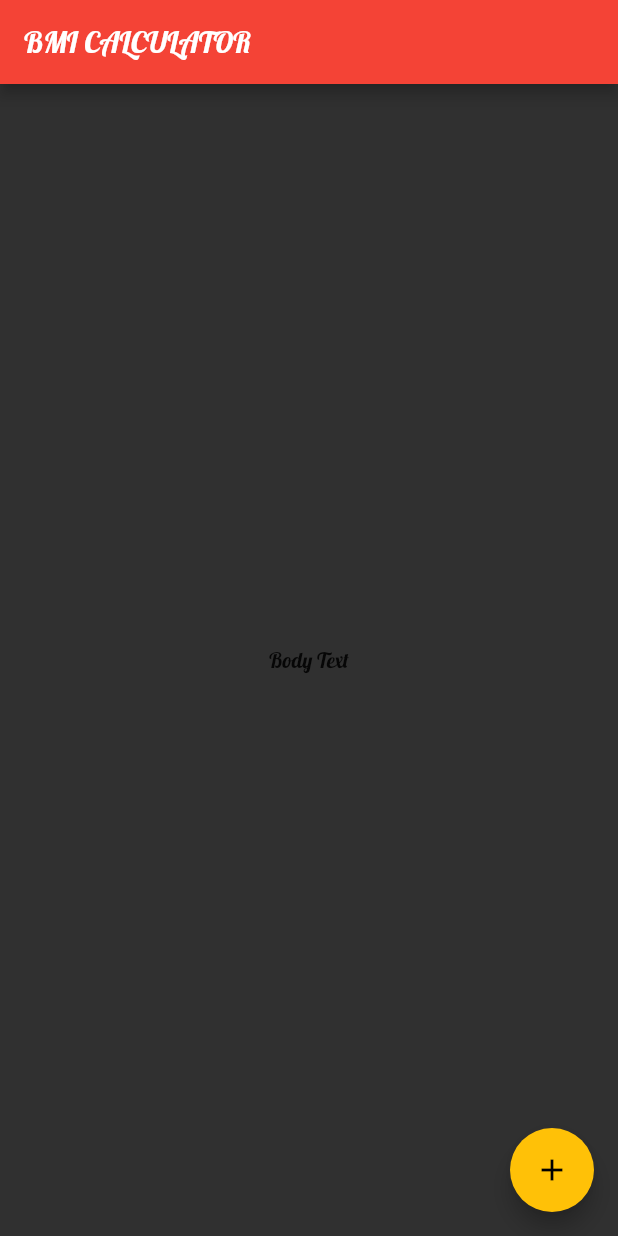
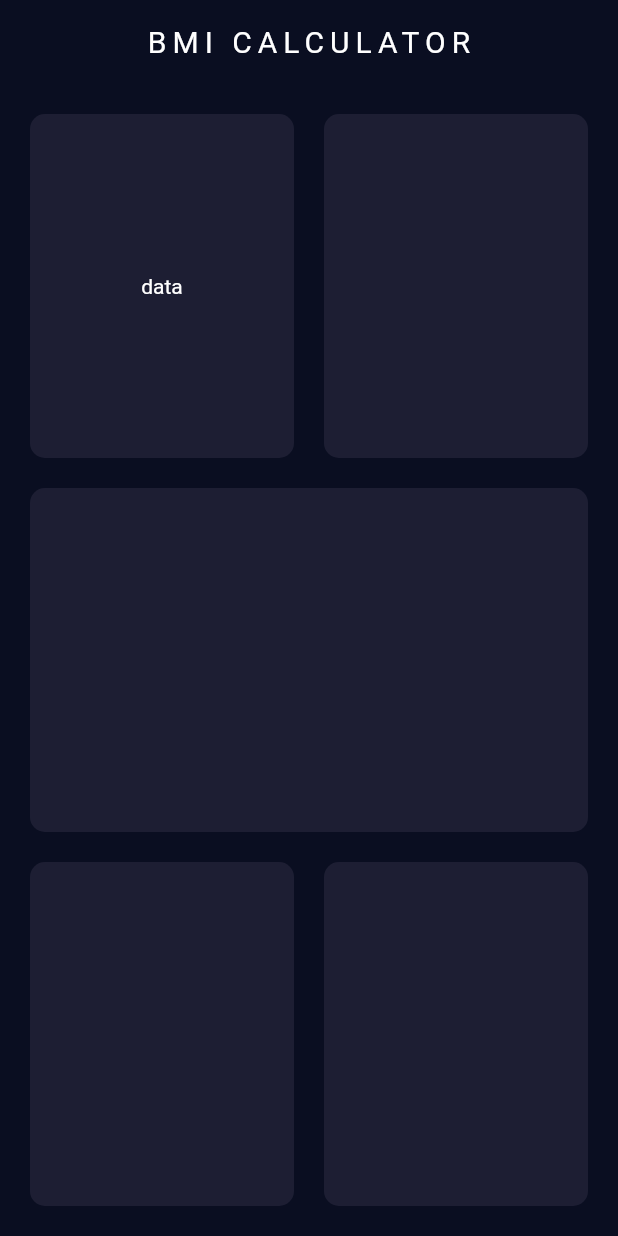
Before and after one commit to lucas-marianno/Flutter_Development_Bootcamp, a Flutter app: the screen it shows after launch, on a phone screen of 412 x 824 dp. Run offline on Flutter 3.47's test engine with Material 2 defaults, Android fonts, the phone set to English and light mode, and no system bars; missing offline and left inert: audiofileplayer.

Commit message:
BMI - Flutter ThemeData

```diff
--- /dev/null
+++ b/bmi_calculator/lib/input_page.dart
@@ -0,0 +1,57 @@
+import 'package:bmi_calculator/style.dart';
+import 'package:flutter/material.dart';
+
+class InputPage extends StatefulWidget {
+  const InputPage({super.key});
+
+  @override
+  State<InputPage> createState() => _InputPageState();
+}
+
+class _InputPageState extends State<InputPage> {
+  @override
+  Widget build(BuildContext context) {
+    return Scaffold(
+      appBar: AppBar(
+        title: const Align(
+          alignment: Alignment.center,
+          child: Text(
+            'BMI CALCULATOR',
+          ),
+        ),
+      ),
+      body: Padding(
+        padding: const EdgeInsets.all(10),
+        child: Column(
+          mainAxisAlignment: MainAxisAlignment.center,
+          crossAxisAlignment: CrossAxisAlignment.stretch,
+          children: [
+            Expanded(
+              child: Row(
+                crossAxisAlignment: CrossAxisAlignment.stretch,
+                mainAxisAlignment: MainAxisAlignment.center,
+                children: const [
+                  MyWidget(
+                    child: Text('data'),
+                  ),
+                  MyWidget(),
+                ],
+              ),
+            ),
+            const MyWidget(),
+            Expanded(
+              child: Row(
+                crossAxisAlignment: CrossAxisAlignment.stretch,
+                mainAxisAlignment: MainAxisAlignment.center,
+                children: const [
+                  MyWidget(),
+                  MyWidget(),
+                ],
+              ),
+            ),
+          ],
+        ),
+      ),
+    );
+  }
+}
--- a/bmi_calculator/lib/main.dart
+++ b/bmi_calculator/lib/main.dart
@@ -1,5 +1,6 @@
 import 'package:bmi_calculator/style.dart';
 import 'package:flutter/material.dart';
+import 'input_page.dart';
 
 void main() => runApp(const BMICalculator());
 
@@ -9,34 +10,9 @@ class BMICalculator extends StatelessWidget {
   @override
   Widget build(BuildContext context) {
     return MaterialApp(
-      theme: colorPalette(),
+      theme: palette(),
       debugShowCheckedModeBanner: false,
       home: const InputPage(),
     );
   }
 }
-
-class InputPage extends StatefulWidget {
-  const InputPage({super.key});
-
-  @override
-  State<InputPage> createState() => _InputPageState();
-}
-
-class _InputPageState extends State<InputPage> {
-  @override
-  Widget build(BuildContext context) {
-    return Scaffold(
-      appBar: AppBar(
-        title: const Text('BMI CALCULATOR'),
-      ),
-      body: const Center(
-        child: Text('Body Text'),
-      ),
-      floatingActionButton: FloatingActionButton(
-        onPressed: () {},
-        child: const Icon(Icons.add),
-      ),
-    );
-  }
-}
--- a/bmi_calculator/lib/style.dart
+++ b/bmi_calculator/lib/style.dart
@@ -1,13 +1,51 @@
 import 'package:flutter/material.dart';
-import 'package:google_fonts/google_fonts.dart';
 
-ThemeData colorPalette() {
+ThemeData palette() {
   return ThemeData(
-    //accentColor: Colors.amber,
-    appBarTheme: const AppBarTheme(backgroundColor: Colors.red),
-    brightness: Brightness.dark,
-    floatingActionButtonTheme:
-        const FloatingActionButtonThemeData(backgroundColor: Colors.amber),
-    textTheme: GoogleFonts.lobsterTextTheme(),
+    appBarTheme: const AppBarTheme(
+      elevation: 0,
+      titleTextStyle: TextStyle(
+        letterSpacing: 4,
+        fontSize: 20,
+      ),
+      backgroundColor: Color(0XFF0A0E21),
+    ),
+    scaffoldBackgroundColor: const Color(0XFF0A0E21),
+    cardColor: const Color(0xff1d1e33),
+    canvasColor: Colors.pink,
+    colorScheme: const ColorScheme.dark(
+        primary: Colors.amber,
+        secondary: Colors.deepPurpleAccent,
+        tertiary: Colors.red,
+        primaryContainer: Colors.blue,
+        secondaryContainer: Colors.green,
+        tertiaryContainer: Colors.lime,
+        surface: Colors.pink, //this should be the color of a card
+        onSurface: Colors.brown,
+        surfaceTint: Colors.pink,
+        surfaceVariant: Colors.pink,
+        //background: Color(0XFF0A0E21),
+        background: Colors.orange),
   );
 }
+
+class MyWidget extends StatelessWidget {
+  final Widget? child;
+  final Color? backgroundColor;
+
+  const MyWidget({super.key, this.child, this.backgroundColor});
+
+  @override
+  Widget build(BuildContext context) {
+    return Expanded(
+      child: Container(
+        margin: const EdgeInsets.all(10),
+        decoration: BoxDecoration(
+          borderRadius: BorderRadius.circular(10),
+          color: backgroundColor ?? palette().cardColor,
+        ),
+        child: Center(child: child),
+      ),
+    );
+  }
+}
```
Also changed, not shown: bmi_calculator/pubspec.lock.
